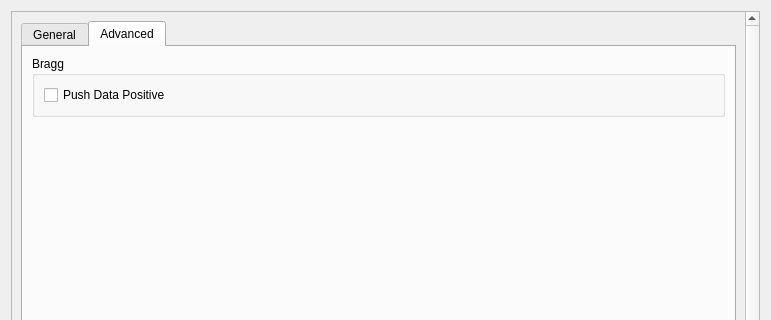
First picture: the form in addie/ui/reduction_configuration_dialog.ui, repository neutrons/addie, before the edit; both pictures show x 0 to 771 and y 0 to 320 of the 771 by 1067 pixel window.
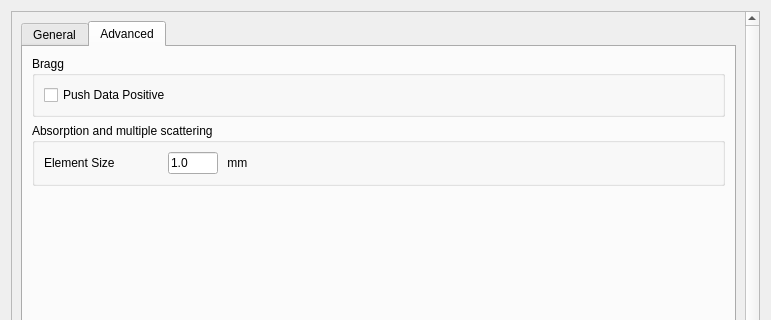
Second picture: the form after the edit. The open tabs and pages were chosen to show the change.

What changed in the file:
```diff
--- a/addie/ui/reduction_configuration_dialog.ui
+++ b/addie/ui/reduction_configuration_dialog.ui
@@ -1296,6 +1296,69 @@
              </layout>
             </widget>
            </item>
+           <item>
+            <widget class="QGroupBox" name="groupBox_4">
+             <property name="title">
+              <string>Absorption and multiple scattering</string>
+             </property>
+             <layout class="QHBoxLayout" name="horizontalLayout_420">
+              <item>
+               <widget class="QLabel" name="label_580">
+                <property name="text">
+                 <string>Element Size</string>
+                </property>
+               </widget>
+              </item>
+              <item>
+               <widget class="QLineEdit" name="abs_ms_ele_size">
+                <property name="minimumSize">
+                 <size>
+                  <width>50</width>
+                  <height>0</height>
+                 </size>
+                </property>
+                <property name="maximumSize">
+                 <size>
+                  <width>50</width>
+                  <height>16777215</height>
+                 </size>
+                </property>
+                <property name="text">
+                 <string>1.0</string>
+                </property>
+               </widget>
+              </item>
+              <item>
+               <widget class="QLabel" name="label_610">
+                <property name="text">
+                 <string> mm</string>
+                </property>
+               </widget>
+              </item>
+              <item>
+               <widget class="QLabel" name="label_611">
+                <property name="text">
+                 <string></string>
+                </property>
+               </widget>
+              </item>
+              <item>
+               <widget class="QLabel" name="label_610">
+                <property name="text">
+                 <string></string>
+                </property>
+               </widget>
+              </item>
+              <item>
+               <widget class="QLabel" name="label_610">
+                <property name="text">
+                 <string></string>
+                </property>
+               </widget>
+              </item>
+             </layout>
+            </widget>
+           </item>
            <item>
             <spacer name="verticalSpacer_5">
              <property name="orientation">
```
Left out of the diff: 200 changed lines with no effect on the pictures.
